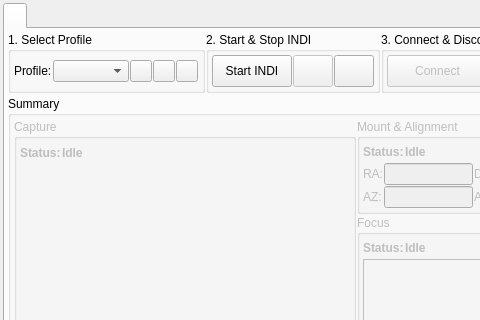
Qt form kstars/ekos/ekosmanager.ui (KDE/kstars) before a commit; both pictures show x 0 to 480 and y 0 to 320 of the 604 by 629 pixel window.
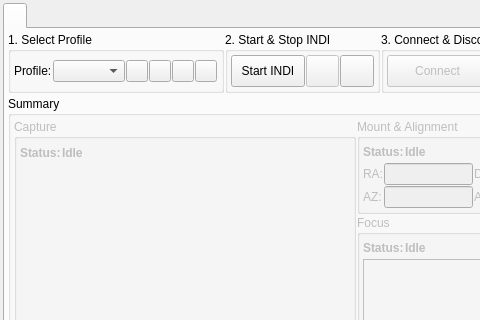
The same form after that commit. Custom widgets are drawn as their Qt base class.

Commit message: Adding Ekos Profile Wizard which should aid new users in creating equipment profiles for their equipment

What changed in the file:
```diff
--- a/kstars/ekos/ekosmanager.ui
+++ b/kstars/ekos/ekosmanager.ui
@@ -217,6 +217,28 @@
               </property>
              </widget>
             </item>
+            <item>
+             <widget class="QPushButton" name="wizardProfileB">
+              <property name="minimumSize">
+               <size>
+                <width>22</width>
+                <height>22</height>
+               </size>
+              </property>
+              <property name="maximumSize">
+               <size>
+                <width>22</width>
+                <height>22</height>
+               </size>
+              </property>
+              <property name="toolTip">
+               <string>Launch Ekos Profile Wizard</string>
+              </property>
+              <property name="text">
+               <string/>
+              </property>
+             </widget>
+            </item>
             <item>
              <spacer name="horizontalSpacer_2">
               <property name="orientation">
```
The commit also changes 15 other files.
